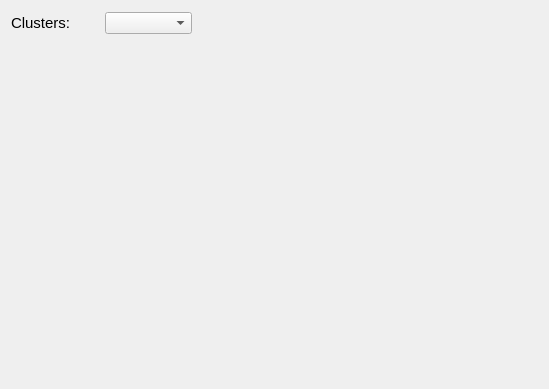
This is twitter_analysis/core/gui/ui_files/widget_wordcloud_per_cluster.ui in atrevisan/EventAnalyser as Qt 5 draws it before an edit. The edited form follows.
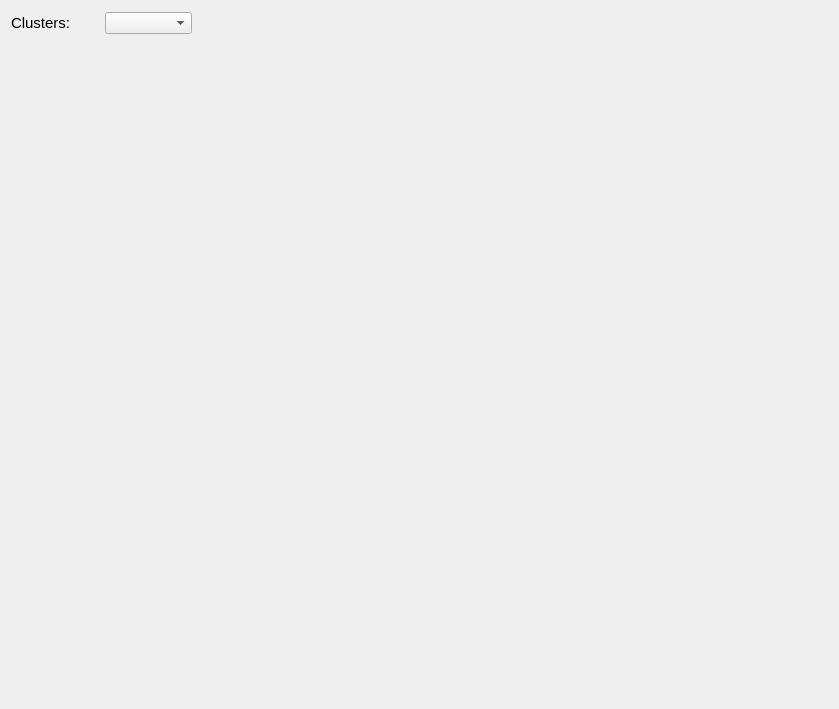
This is the edited form.

Commit message: added ml config and wordcloud

What changed in the file:
```diff
--- a/twitter_analysis/core/gui/ui_files/widget_wordcloud_per_cluster.ui
+++ b/twitter_analysis/core/gui/ui_files/widget_wordcloud_per_cluster.ui
@@ -6,8 +6,8 @@
    <rect>
     <x>0</x>
     <y>0</y>
-    <width>549</width>
-    <height>389</height>
+    <width>839</width>
+    <height>709</height>
    </rect>
   </property>
   <property name="windowTitle">
@@ -16,10 +16,10 @@
   <widget class="QLabel" name="label_wordcloud">
    <property name="geometry">
     <rect>
-     <x>0</x>
+     <x>10</x>
      <y>50</y>
-     <width>551</width>
-     <height>341</height>
+     <width>801</width>
+     <height>601</height>
     </rect>
    </property>
    <property name="styleSheet">
```
The commit also changes 32 other files.
